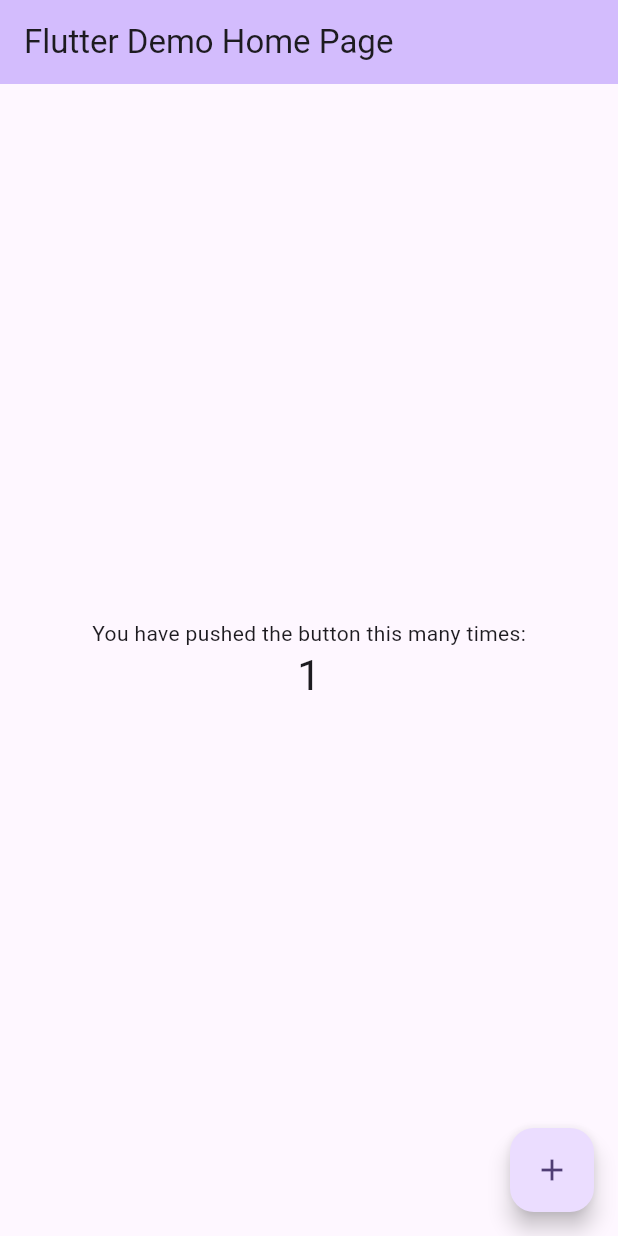
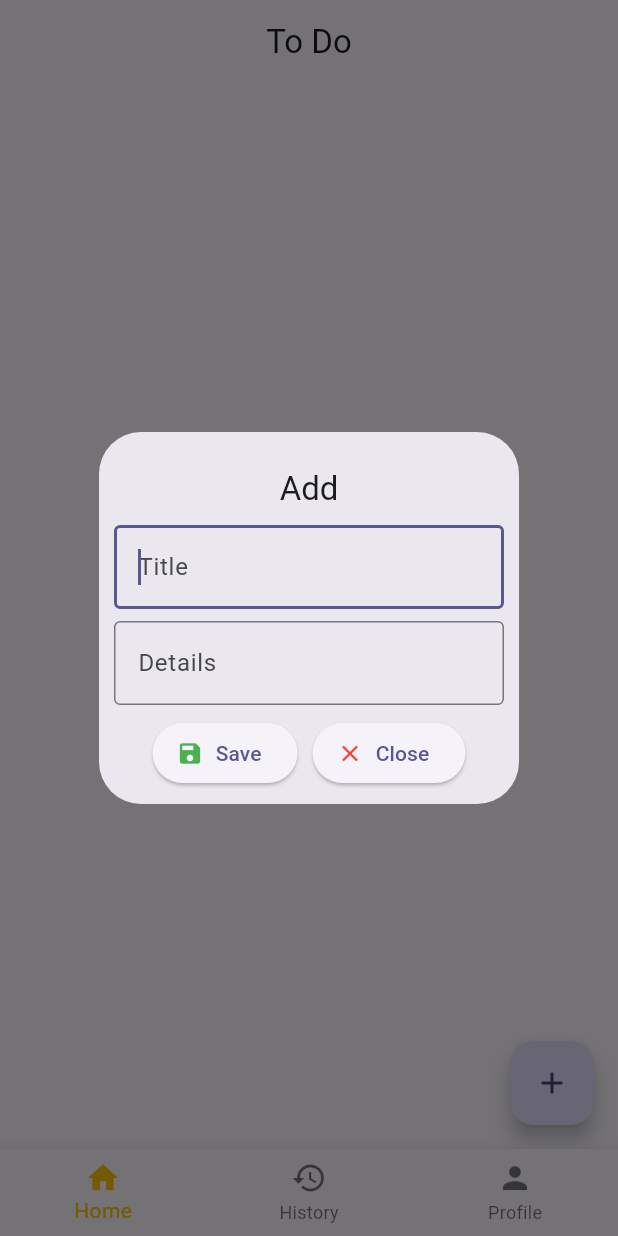
Before and after one commit to know120/todo, a Flutter app: the screen it shows after launch, after a tap on the "add" icon, on a phone screen of 412 x 824 dp. Run offline on Flutter 3.47's test engine with Material 3 defaults, Android fonts, the phone set to English and light mode, and no system bars.

Commit message:
todo layout

```diff
--- a/lib/main.dart
+++ b/lib/main.dart
@@ -1,125 +1,6 @@
 import 'package:flutter/material.dart';
+import 'package:todo/todo.dart';
 
 void main() {
-  runApp(const MyApp());
+  runApp(const TodoApp());
 }
-
-class MyApp extends StatelessWidget {
-  const MyApp({super.key});
-
-  // This widget is the root of your application.
-  @override
-  Widget build(BuildContext context) {
-    return MaterialApp(
-      title: 'Flutter Demo',
-      theme: ThemeData(
-        // This is the theme of your application.
-        //
-        // TRY THIS: Try running your application with "flutter run". You'll see
-        // the application has a purple toolbar. Then, without quitting the app,
-        // try changing the seedColor in the colorScheme below to Colors.green
-        // and then invoke "hot reload" (save your changes or press the "hot
-        // reload" button in a Flutter-supported IDE, or press "r" if you used
-        // the command line to start the app).
-        //
-        // Notice that the counter didn't reset back to zero; the application
-        // state is not lost during the reload. To reset the state, use hot
-        // restart instead.
-        //
-        // This works for code too, not just values: Most code changes can be
-        // tested with just a hot reload.
-        colorScheme: ColorScheme.fromSeed(seedColor: Colors.deepPurple),
-        useMaterial3: true,
-      ),
-      home: const MyHomePage(title: 'Flutter Demo Home Page'),
-    );
-  }
-}
-
-class MyHomePage extends StatefulWidget {
-  const MyHomePage({super.key, required this.title});
-
-  // This widget is the home page of your application. It is stateful, meaning
-  // that it has a State object (defined below) that contains fields that affect
-  // how it looks.
-
-  // This class is the configuration for the state. It holds the values (in this
-  // case the title) provided by the parent (in this case the App widget) and
-  // used by the build method of the State. Fields in a Widget subclass are
-  // always marked "final".
-
-  final String title;
-
-  @override
-  State<MyHomePage> createState() => _MyHomePageState();
-}
-
-class _MyHomePageState extends State<MyHomePage> {
-  int _counter = 0;
-
-  void _incrementCounter() {
-    setState(() {
-      // This call to setState tells the Flutter framework that something has
-      // changed in this State, which causes it to rerun the build method below
-      // so that the display can reflect the updated values. If we changed
-      // _counter without calling setState(), then the build method would not be
-      // called again, and so nothing would appear to happen.
-      _counter++;
-    });
-  }
-
-  @override
-  Widget build(BuildContext context) {
-    // This method is rerun every time setState is called, for instance as done
-    // by the _incrementCounter method above.
-    //
-    // The Flutter framework has been optimized to make rerunning build methods
-    // fast, so that you can just rebuild anything that needs updating rather
-    // than having to individually change instances of widgets.
-    return Scaffold(
-      appBar: AppBar(
-        // TRY THIS: Try changing the color here to a specific color (to
-        // Colors.amber, perhaps?) and trigger a hot reload to see the AppBar
-        // change color while the other colors stay the same.
-        backgroundColor: Theme.of(context).colorScheme.inversePrimary,
-        // Here we take the value from the MyHomePage object that was created by
-        // the App.build method, and use it to set our appbar title.
-        title: Text(widget.title),
-      ),
-      body: Center(
-        // Center is a layout widget. It takes a single child and positions it
-        // in the middle of the parent.
-        child: Column(
-          // Column is also a layout widget. It takes a list of children and
-          // arranges them vertically. By default, it sizes itself to fit its
-          // children horizontally, and tries to be as tall as its parent.
-          //
-          // Column has various properties to control how it sizes itself and
-          // how it positions its children. Here we use mainAxisAlignment to
-          // center the children vertically; the main axis here is the vertical
-          // axis because Columns are vertical (the cross axis would be
-          // horizontal).
-          //
-          // TRY THIS: Invoke "debug painting" (choose the "Toggle Debug Paint"
-          // action in the IDE, or press "p" in the console), to see the
-          // wireframe for each widget.
-          mainAxisAlignment: MainAxisAlignment.center,
-          children: <Widget>[
-            const Text(
-              'You have pushed the button this many times:',
-            ),
-            Text(
-              '$_counter',
-              style: Theme.of(context).textTheme.headlineMedium,
-            ),
-          ],
-        ),
-      ),
-      floatingActionButton: FloatingActionButton(
-        onPressed: _incrementCounter,
-        tooltip: 'Increment',
-        child: const Icon(Icons.add),
-      ), // This trailing comma makes auto-formatting nicer for build methods.
-    );
-  }
-}
--- /dev/null
+++ b/lib/models/todo.dart
@@ -0,0 +1,18 @@
+class Todo {
+  int id;
+  String title;
+  String details;
+  int isDone;
+
+  Todo(this.id, this.title, this.details, this.isDone);
+
+  Todo.fromMap(Map<String, dynamic> result)
+      : id = result['id'],
+        title = result['title'],
+        details = result['title'],
+        isDone = result['isDone'];
+
+  Map<String, Object> toMap() {
+    return {'id': id, 'title': title, 'details': details, 'isDone': isDone};
+  }
+}
--- /dev/null
+++ b/lib/screens/home.dart
@@ -0,0 +1,45 @@
+import 'package:flutter/material.dart';
+import 'package:todo/widgets/todo_layout.dart';
+
+class Home extends StatefulWidget {
+  const Home({super.key});
+
+  @override
+  State<Home> createState() => _HomeState();
+}
+
+class _HomeState extends State<Home> {
+  int currentIndex = 0;
+
+  final List<Widget> _body = [
+    const TodoLayout(),
+    const Icon(Icons.history),
+    const Icon(Icons.person)
+  ];
+  @override
+  Widget build(BuildContext context) {
+    return Scaffold(
+      appBar: AppBar(
+        title: const Text('To Do'),
+        centerTitle: true,
+      ),
+      body: Center(
+        child: _body.elementAt(currentIndex),
+      ),
+      bottomNavigationBar: BottomNavigationBar(
+        items: const [
+          BottomNavigationBarItem(icon: Icon(Icons.home), label: 'Home'),
+          BottomNavigationBarItem(icon: Icon(Icons.history), label: 'History'),
+          BottomNavigationBarItem(icon: Icon(Icons.person), label: 'Profile'),
+        ],
+        currentIndex: currentIndex,
+        selectedItemColor: Colors.amber,
+        onTap: (index) {
+          setState(() {
+            currentIndex = index;
+          });
+        },
+      ),
+    );
+  }
+}
--- /dev/null
+++ b/lib/todo.dart
@@ -0,0 +1,18 @@
+import 'package:flutter/material.dart';
+import 'package:todo/screens/home.dart';
+
+class TodoApp extends StatelessWidget {
+  const TodoApp({super.key});
+
+  @override
+  Widget build(BuildContext context) {
+    return MaterialApp(
+      theme: ThemeData(
+        colorScheme: ColorScheme.fromSeed(
+            seedColor: const Color.fromARGB(255, 6, 6, 14)),
+        useMaterial3: true,
+      ),
+      home: const Home(),
+    );
+  }
+}
--- /dev/null
+++ b/lib/widgets/todo_dialog.dart
@@ -0,0 +1,68 @@
+import 'package:flutter/material.dart';
+import 'package:todo/models/todo.dart';
+
+class TodoDialog extends StatelessWidget {
+  TodoDialog(
+      {super.key, required this.todo, required this.save, required this.title});
+  final Todo todo;
+  final Function save;
+  final String title;
+  late final TextEditingController firstController =
+      TextEditingController(text: todo.title);
+  late final TextEditingController secondController =
+      TextEditingController(text: todo.details);
+
+  @override
+  Widget build(BuildContext context) {
+    return SimpleDialog(
+      contentPadding: const EdgeInsets.all(10.0),
+      title: Center(child: Text(title)),
+      children: [
+        TextFormField(
+          controller: firstController,
+          autofocus: true,
+          decoration: const InputDecoration(
+            border: OutlineInputBorder(),
+            hintText: 'Title',
+          ),
+        ),
+        const SizedBox(height: 8.0),
+        TextFormField(
+          controller: secondController,
+          decoration: const InputDecoration(
+            border: OutlineInputBorder(),
+            hintText: 'Details',
+          ),
+        ),
+        const SizedBox(height: 8.0),
+        Align(
+          alignment: Alignment.bottomCenter,
+          child: Wrap(
+            children: [
+              ElevatedButton.icon(
+                onPressed: () {
+                  Navigator.pop(context,
+                      Todo(-1, firstController.text, secondController.text, 0));
+                },
+                style: const ButtonStyle(
+                    iconColor: MaterialStatePropertyAll<Color>(Colors.green)),
+                icon: const Icon(Icons.save),
+                label: const Text('Save'),
+              ),
+              const SizedBox(width: 10.0),
+              ElevatedButton.icon(
+                onPressed: () {
+                  Navigator.pop(context, null);
+                },
+                style: const ButtonStyle(
+                    iconColor: MaterialStatePropertyAll<Color>(Colors.red)),
+                icon: const Icon(Icons.close),
+                label: const Text('Close'),
+              ),
+            ],
+          ),
+        )
+      ],
+    );
+  }
+}
--- /dev/null
+++ b/lib/widgets/todo_layout.dart
@@ -0,0 +1,99 @@
+import 'package:flutter/material.dart';
+import 'package:todo/models/todo.dart';
+import 'package:todo/widgets/todo_card.dart';
+import 'package:todo/widgets/todo_dialog.dart';
+
+class TodoLayout extends StatefulWidget {
+  const TodoLayout({super.key});
+
+  @override
+  State<StatefulWidget> createState() => _TodoLayoutState();
+}
+
+class _TodoLayoutState extends State<TodoLayout> {
+  List<Todo> todoList = [
+    // Todo('first', 'first todo'),
+    // Todo('second', 'second todo'),
+    // Todo('third', 'third todo'),
+  ];
+
+  Future<void> addDialog(Todo todo, String title) async {
+    Todo? res = await showDialog(
+        context: context,
+        builder: (BuildContext context) {
+          return TodoDialog(
+            title: title,
+            todo: todo,
+            save: () {},
+          );
+        });
+    if (res != null) {
+      setState(() {
+        if (todoList.contains(todo)) {
+          todoList[todoList.indexOf(todo)] = res;
+        } else {
+          todoList.insert(0, res);
+        }
+      });
+    }
+  }
+
+  @override
+  Widget build(BuildContext context) {
+    return Scaffold(
+      body: ListView.builder(
+        itemCount: todoList.length,
+        itemBuilder: (content, index) {
+          return TodoCard(
+            todo: todoList[index],
+            delete: () {
+              setState(() {
+                todoList.remove(todoList[index]);
+              });
+            },
+            edit: () async {
+              await addDialog(todoList[index], 'Edit');
+            },
+            done: () {
+              setState(() {
+                todoList[index].isDone = 1;
+              });
+            },
+            undo: () {
+              setState(() {
+                todoList[index].isDone = 1;
+              });
+            },
+          );
+        },
+      ),
+      // body: SingleChildScrollView(
+      //   child: Column(
+      //     crossAxisAlignment: CrossAxisAlignment.stretch,
+      //     children: todoList
+      //         .map((todo) => TodoCard(
+      //               todo: todo,
+      //               delete: () {
+      //                 setState(() {
+      //                   todoList.remove(todo);
+      //                 });
+      //               },
+      //               edit: () async {
+      //                 await addDialog(todo, 'Edit');
+      //               },
+      //               complete: () {
+      //                 setState(() {
+      //                   todoList.remove(todo);
+      //                 });
+      //               },
+      //             ))
+      //         .toList(),
+      //   ),
+      // ),
+      floatingActionButton: FloatingActionButton(
+        onPressed: () => addDialog(Todo(-1, '', '', 0), 'Add'),
+        child: const Icon(Icons.add),
+      ),
+    );
+  }
+}
```
Also changed, not shown: lib/widgets/todo_card.dart (added, +78 -0 lines), lib/screens/history.dart (added), lib/screens/profile.dart (added), 1 other file.
